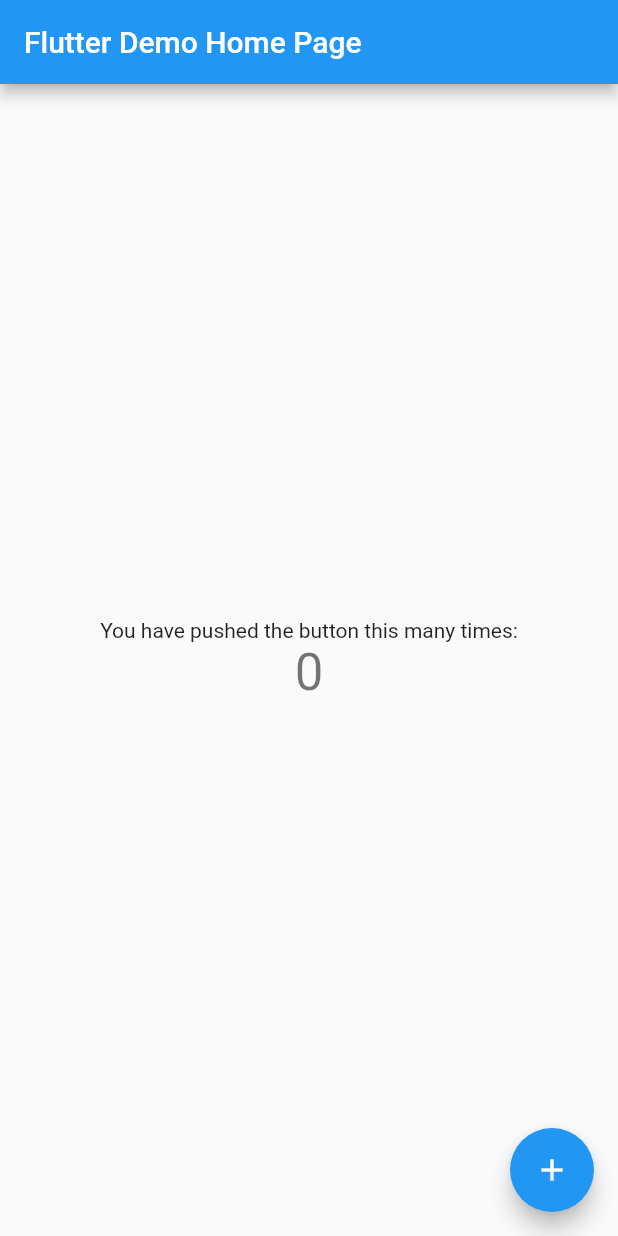
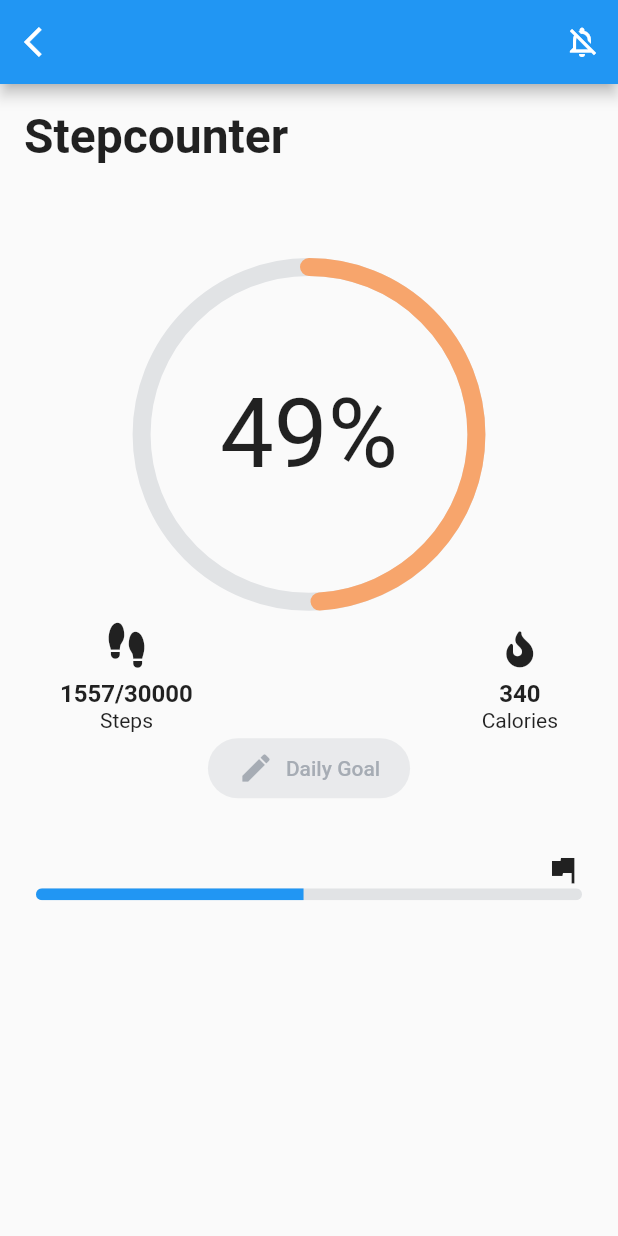
Before and after one commit to migalv/fastic_step_counter, a Flutter app: the screen it shows after launch, on a phone screen of 412 x 824 dp. Run offline on Flutter 3.47's test engine with Material 2 defaults, Android fonts, the phone set to English and light mode, and no system bars; our stand-ins replace dartz, font_awesome_flutter, freezed_annotation; generated files the repository leaves out were written again.

Commit message:
Create The Step Counter Page

```diff
--- a/analysis_options.yaml
+++ b/analysis_options.yaml
@@ -6,6 +6,7 @@
     - "**/*.freezed.dart"
     - "**/*.config.dart"
     - "**/*.mocks.dart"
+    - "**/app_icons.dart"
   errors:
     missing_required_param: error
     missing_return: error
--- a/lib/main.dart
+++ b/lib/main.dart
@@ -1,113 +1,7 @@
+import 'package:fastic_step_counter/presentation/my_app.dart';
 import 'package:flutter/material.dart';
 
 void main() {
+  WidgetsFlutterBinding.ensureInitialized();
   runApp(MyApp());
 }
-
-class MyApp extends StatelessWidget {
-  // This widget is the root of your application.
-  @override
-  Widget build(BuildContext context) {
-    return MaterialApp(
-      title: 'Flutter Demo',
-      theme: ThemeData(
-        // This is the theme of your application.
-        //
-        // Try running your application with "flutter run". You'll see the
-        // application has a blue toolbar. Then, without quitting the app, try
-        // changing the primarySwatch below to Colors.green and then invoke
-        // "hot reload" (press "r" in the console where you ran "flutter run",
-        // or simply save your changes to "hot reload" in a Flutter IDE).
-        // Notice that the counter didn't reset back to zero; the application
-        // is not restarted.
-        primarySwatch: Colors.blue,
-      ),
-      home: MyHomePage(title: 'Flutter Demo Home Page'),
-    );
-  }
-}
-
-class MyHomePage extends StatefulWidget {
-  MyHomePage({Key? key, required this.title}) : super(key: key);
-
-  // This widget is the home page of your application. It is stateful, meaning
-  // that it has a State object (defined below) that contains fields that affect
-  // how it looks.
-
-  // This class is the configuration for the state. It holds the values (in this
-  // case the title) provided by the parent (in this case the App widget) and
-  // used by the build method of the State. Fields in a Widget subclass are
-  // always marked "final".
-
-  final String title;
-
-  @override
-  _MyHomePageState createState() => _MyHomePageState();
-}
-
-class _MyHomePageState extends State<MyHomePage> {
-  int _counter = 0;
-
-  void _incrementCounter() {
-    setState(() {
-      // This call to setState tells the Flutter framework that something has
-      // changed in this State, which causes it to rerun the build method below
-      // so that the display can reflect the updated values. If we changed
-      // _counter without calling setState(), then the build method would not be
-      // called again, and so nothing would appear to happen.
-      _counter++;
-    });
-  }
-
-  @override
-  Widget build(BuildContext context) {
-    // This method is rerun every time setState is called, for instance as done
-    // by the _incrementCounter method above.
-    //
-    // The Flutter framework has been optimized to make rerunning build methods
-    // fast, so that you can just rebuild anything that needs updating rather
-    // than having to individually change instances of widgets.
-    return Scaffold(
-      appBar: AppBar(
-        // Here we take the value from the MyHomePage object that was created by
-        // the App.build method, and use it to set our appbar title.
-        title: Text(widget.title),
-      ),
-      body: Center(
-        // Center is a layout widget. It takes a single child and positions it
-        // in the middle of the parent.
-        child: Column(
-          // Column is also a layout widget. It takes a list of children and
-          // arranges them vertically. By default, it sizes itself to fit its
-          // children horizontally, and tries to be as tall as its parent.
-          //
-          // Invoke "debug painting" (press "p" in the console, choose the
-          // "Toggle Debug Paint" action from the Flutter Inspector in Android
-          // Studio, or the "Toggle Debug Paint" command in Visual Studio Code)
-          // to see the wireframe for each widget.
-          //
-          // Column has various properties to control how it sizes itself and
-          // how it positions its children. Here we use mainAxisAlignment to
-          // center the children vertically; the main axis here is the vertical
-          // axis because Columns are vertical (the cross axis would be
-          // horizontal).
-          mainAxisAlignment: MainAxisAlignment.center,
-          children: <Widget>[
-            Text(
-              'You have pushed the button this many times:',
-            ),
-            Text(
-              '$_counter',
-              style: Theme.of(context).textTheme.headline4,
-            ),
-          ],
-        ),
-      ),
-      floatingActionButton: FloatingActionButton(
-        onPressed: _incrementCounter,
-        tooltip: 'Increment',
-        child: Icon(Icons.add),
-      ), // This trailing comma makes auto-formatting nicer for build methods.
-    );
-  }
-}
--- /dev/null
+++ b/lib/presentation/my_app.dart
@@ -0,0 +1,12 @@
+import 'package:fastic_step_counter/presentation/step_counter/step_counter_page.dart';
+import 'package:flutter/material.dart';
+
+class MyApp extends StatelessWidget {
+  @override
+  Widget build(BuildContext context) {
+    return const MaterialApp(
+      title: 'Fastic Step Counter',
+      home: StepCounterPage(),
+    );
+  }
+}
--- /dev/null
+++ b/lib/presentation/step_counter/step_counter_page.dart
@@ -0,0 +1,113 @@
+import 'dart:math' as math;
+
+import 'package:fastic_step_counter/presentation/step_counter/widgets/circle_progress.dart';
+import 'package:fastic_step_counter/presentation/step_counter/widgets/statistics.dart';
+import 'package:flutter/material.dart';
+import 'package:font_awesome_flutter/font_awesome_flutter.dart';
+
+class StepCounterPage extends StatelessWidget {
+  const StepCounterPage({Key? key}) : super(key: key);
+
+  @override
+  Widget build(BuildContext context) {
+    return Scaffold(
+      appBar: AppBar(
+        leading: IconButton(
+          onPressed: () {},
+          icon: const Icon(Icons.arrow_back_ios),
+        ),
+        actions: [
+          IconButton(
+            onPressed: () {},
+            icon: const Icon(Icons.notifications_off_outlined),
+          ),
+        ],
+      ),
+      body: Column(
+        crossAxisAlignment: CrossAxisAlignment.start,
+        children: [
+          _buildTitle(),
+          const SizedBox(height: 56.0),
+          const CircleProgress(value: 49.0),
+          _buildStatsRow(),
+          _buildDailyGoalButton(),
+          const SizedBox(height: 32.0),
+          _buildLinearProgressBar(),
+        ],
+      ),
+    );
+  }
+
+  Widget _buildTitle() => const Padding(
+        padding: EdgeInsets.only(left: 16.0, top: 16.0),
+        child: Text(
+          "Stepcounter",
+          style: TextStyle(
+            fontSize: 32.0,
+            fontWeight: FontWeight.bold,
+          ),
+        ),
+      );
+
+  Widget _buildStatsRow() => Container(
+        margin: const EdgeInsets.symmetric(horizontal: 40.0),
+        child: Row(
+          children: const [
+            Statistics(
+              icon: RotatedBox(
+                quarterTurns: -1,
+                child: Icon(FontAwesomeIcons.shoePrints),
+              ),
+              statName: "Steps",
+              stats: "1557/30000",
+            ),
+            Expanded(child: SizedBox()),
+            Statistics(
+              icon: Icon(FontAwesomeIcons.fire),
+              statName: "Calories",
+              stats: "340",
+            ),
+          ],
+        ),
+      );
+
+  Widget _buildDailyGoalButton() => Center(
+        child: TextButton.icon(
+          style: TextButton.styleFrom(
+            primary: const Color.fromRGBO(166, 172, 180, 1),
+            shape: RoundedRectangleBorder(
+              borderRadius: BorderRadius.circular(24.0),
+            ),
+            padding: const EdgeInsets.symmetric(
+              vertical: 8.0,
+              horizontal: 20.0,
+            ),
+            backgroundColor: const Color.fromRGBO(166, 172, 180, 0.2),
+          ),
+          onPressed: () {},
+          icon: const Icon(Icons.edit),
+          label: const Text("Daily Goal"),
+        ),
+      );
+
+  Widget _buildLinearProgressBar() => Padding(
+        padding: const EdgeInsets.symmetric(horizontal: 24.0),
+        child: Column(
+          crossAxisAlignment: CrossAxisAlignment.end,
+          children: [
+            Transform(
+                alignment: Alignment.center,
+                transform: Matrix4.rotationY(math.pi),
+                child: const Icon(Icons.flag)),
+            ClipRRect(
+              borderRadius: BorderRadius.circular(8.0),
+              child: const LinearProgressIndicator(
+                value: 0.49,
+                backgroundColor: Color.fromRGBO(166, 172, 180, 0.3),
+                minHeight: 8.0,
+              ),
+            ),
+          ],
+        ),
+      );
+}
--- /dev/null
+++ b/lib/presentation/step_counter/widgets/circle_progress.dart
@@ -0,0 +1,76 @@
+import 'dart:math';
+
+import 'package:flutter/material.dart';
+
+class CircleProgress extends StatelessWidget {
+  final double value;
+  const CircleProgress({
+    Key? key,
+    required this.value,
+  }) : super(key: key);
+
+  @override
+  Widget build(BuildContext context) {
+    // To make it responsive I use the MediaQuery to find the size of the cirle
+    final double circleSize = MediaQuery.of(context).size.width * 3 / 5;
+    return CustomPaint(
+      foregroundPainter: CircleProgressPainter(value),
+      child: Center(
+        child: SizedBox(
+          height: circleSize,
+          width: circleSize,
+          child: Center(
+            child: Text(
+              "${value.toStringAsFixed(0)}%",
+              style: const TextStyle(fontSize: 64.0),
+            ),
+          ),
+        ),
+      ),
+    );
+  }
+}
+
+class CircleProgressPainter extends CustomPainter {
+  double value;
+
+  CircleProgressPainter(this.value);
+
+  @override
+  bool shouldRepaint(CustomPainter oldDelegate) {
+    return true;
+  }
+
+  @override
+  void paint(Canvas canvas, Size size) {
+    const int maximumValue = 100;
+    const Color strokeColor = Color.fromRGBO(247, 165, 108, 1);
+    const Color backgroundColor = Color.fromRGBO(166, 172, 180, 0.3);
+    const double strokeWidth = 12.0;
+
+    final Paint outerCircle = Paint()
+      ..strokeWidth = strokeWidth
+      ..color = backgroundColor
+      ..style = PaintingStyle.stroke;
+
+    final Paint tempArc = Paint()
+      ..strokeWidth = strokeWidth
+      ..color = strokeColor
+      ..style = PaintingStyle.stroke
+      ..strokeCap = StrokeCap.round;
+
+    final Offset center = Offset(size.width / 2, size.height / 2);
+    final double radius = min(size.width / 2, size.height / 2) - strokeWidth;
+    canvas.drawCircle(center, radius, outerCircle);
+
+    final double angle = 2 * pi * (value / maximumValue);
+
+    canvas.drawArc(
+      Rect.fromCircle(center: center, radius: radius),
+      -pi / 2,
+      angle,
+      false,
+      tempArc,
+    );
+  }
+}
--- /dev/null
+++ b/lib/presentation/step_counter/widgets/statistics.dart
@@ -0,0 +1,34 @@
+import 'package:flutter/material.dart';
+
+class Statistics extends StatelessWidget {
+  final Widget icon;
+  final String stats;
+  final String statName;
+
+  const Statistics({
+    Key? key,
+    required this.icon,
+    required this.stats,
+    required this.statName,
+  }) : super(key: key);
+
+  @override
+  Widget build(BuildContext context) {
+    return Column(
+      children: [
+        Padding(
+          padding: const EdgeInsets.all(8.0),
+          child: icon,
+        ),
+        Text(
+          stats,
+          style: const TextStyle(
+            fontWeight: FontWeight.bold,
+            fontSize: 16.0,
+          ),
+        ),
+        Text(statName),
+      ],
+    );
+  }
+}
```
Also changed, not shown: pubspec.yaml (+4 -3 lines), 1 other file.
